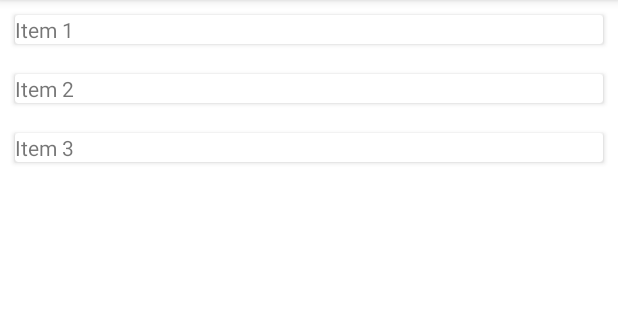
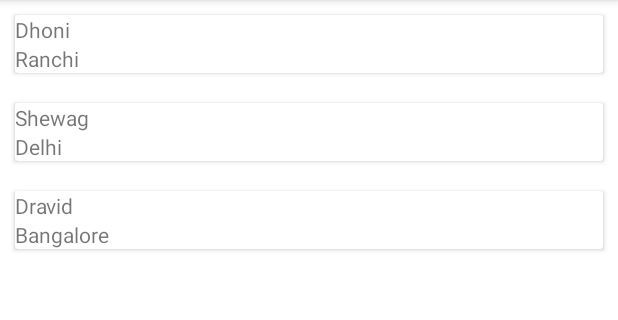
Before and after one commit to ManjuAppDeveloper/FileAccessDemo, an Android app: the screen it shows after launch (ArchActivity), on a phone screen of 412 x 824 dp, the part 84-404 px from its top. Run offline under Robolectric (Android 15) with nearby library versions, the phone set to English and light mode, and no system bars.

Commit message:
added place

```diff
--- a/app/src/main/java/com/example/fileaccessdemo/arch/Item.java
+++ b/app/src/main/java/com/example/fileaccessdemo/arch/Item.java
@@ -1,7 +1,12 @@
 package com.example.fileaccessdemo.arch;
 
 public class Item {
-    private String name;
+    private String name,place;
+
+    public Item(String name, String place) {
+        this.name = name;
+        this.place = place;
+    }
 
     public Item(String name) {
         this.name = name;
@@ -10,4 +15,12 @@ public class Item {
     public String getName() {
         return name;
     }
+
+    public String getPlace() {
+        return place;
+    }
+
+    public void setPlace(String place) {
+        this.place = place;
+    }
 }
--- a/app/src/main/java/com/example/fileaccessdemo/arch/ItemAdapter.java
+++ b/app/src/main/java/com/example/fileaccessdemo/arch/ItemAdapter.java
@@ -30,16 +30,18 @@ public class ItemAdapter extends RecyclerView.Adapter<ItemAdapter.ViewHolder> {
     @Override
     public void onBindViewHolder(@NonNull ViewHolder holder, int position) {
         holder.nameTextView.setText(itemsList.get(position).getName());
+        holder.placeTextView.setText(itemsList.get(position).getPlace());
     }
     @Override
     public int getItemCount() {
         return itemsList.size();
     }
     public static class ViewHolder extends RecyclerView.ViewHolder {
-        private TextView nameTextView;
+        private TextView nameTextView,placeTextView;
         public ViewHolder(@NonNull View itemView) {
             super(itemView);
             nameTextView = itemView.findViewById(R.id.nameTextView);
+            placeTextView = itemView.findViewById(R.id.placeTextView);
         }
     }
 }
--- a/app/src/main/java/com/example/fileaccessdemo/arch/ItemViewModel.java
+++ b/app/src/main/java/com/example/fileaccessdemo/arch/ItemViewModel.java
@@ -9,7 +9,6 @@ import java.util.List;
 
 public class ItemViewModel extends ViewModel {
     private MutableLiveData<List<Item>> itemsLiveData;
-
     public LiveData<List<Item>> getItemsLiveData() {
         if (itemsLiveData == null) {
             itemsLiveData = new MutableLiveData<>();
@@ -17,13 +16,12 @@ public class ItemViewModel extends ViewModel {
         }
         return itemsLiveData;
     }
-
     private void loadItems() {
         // Simulate data loading
         List<Item> items = new ArrayList<>();
-        items.add(new Item("Item 1"));
-        items.add(new Item("Item 2"));
-        items.add(new Item("Item 3"));
+        items.add(new Item("Dhoni","Ranchi"));
+        items.add(new Item("Shewag","Delhi"));
+        items.add(new Item("Dravid","Bangalore"));
         itemsLiveData.setValue(items);
     }
 }
--- a/app/src/main/res/layout/item_layout.xml
+++ b/app/src/main/res/layout/item_layout.xml
@@ -3,8 +3,18 @@
     android:layout_width="match_parent"
     android:layout_height="wrap_content"
     android:layout_margin="10dp">
-<TextView
-    android:id="@+id/nameTextView"
-    android:layout_width="match_parent"
-    android:layout_height="wrap_content"/>
+    <LinearLayout
+        android:orientation="vertical"
+        android:layout_width="match_parent"
+        android:layout_height="wrap_content">
+        <TextView
+            android:id="@+id/nameTextView"
+            android:layout_width="match_parent"
+            android:layout_height="wrap_content"/>
+        <TextView
+            android:id="@+id/placeTextView"
+            android:layout_width="match_parent"
+            android:layout_height="wrap_content"/>
+    </LinearLayout>
+
 </androidx.cardview.widget.CardView>
```
